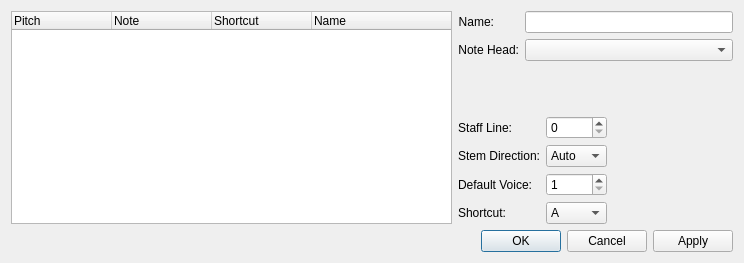
musescore/musescore-old, file mscore/mscore/editdrumset.ui: the form before one commit.
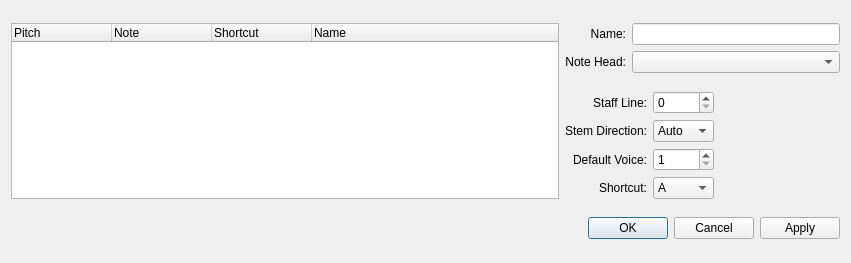
The form after the commit. Custom widgets are drawn as their Qt base class.

```diff
--- a/mscore/mscore/editdrumset.ui
+++ b/mscore/mscore/editdrumset.ui
@@ -5,14 +5,14 @@
    <rect>
     <x>0</x>
     <y>0</y>
-    <width>744</width>
+    <width>851</width>
     <height>263</height>
    </rect>
   </property>
   <property name="windowTitle" >
    <string>MuseScore: Edit Drumset</string>
   </property>
-  <layout class="QGridLayout" name="gridLayout" >
+  <layout class="QGridLayout" name="gridLayout_3" >
    <item rowspan="2" row="0" column="0" >
     <widget class="QTreeWidget" name="pitchList" >
      <property name="alternatingRowColors" >
@@ -64,7 +64,7 @@
     </widget>
    </item>
    <item row="0" column="1" colspan="2" >
-    <layout class="QFormLayout" name="formLayout" >
+    <layout class="QGridLayout" name="gridLayout_2" >
      <item row="0" column="0" >
       <widget class="QLabel" name="label" >
        <property name="text" >
@@ -94,7 +94,7 @@
     </layout>
    </item>
    <item row="1" column="1" >
-    <layout class="QFormLayout" name="formLayout_2" >
+    <layout class="QGridLayout" name="gridLayout" >
      <item row="0" column="0" >
       <widget class="QLabel" name="label_3" >
        <property name="text" >
```
